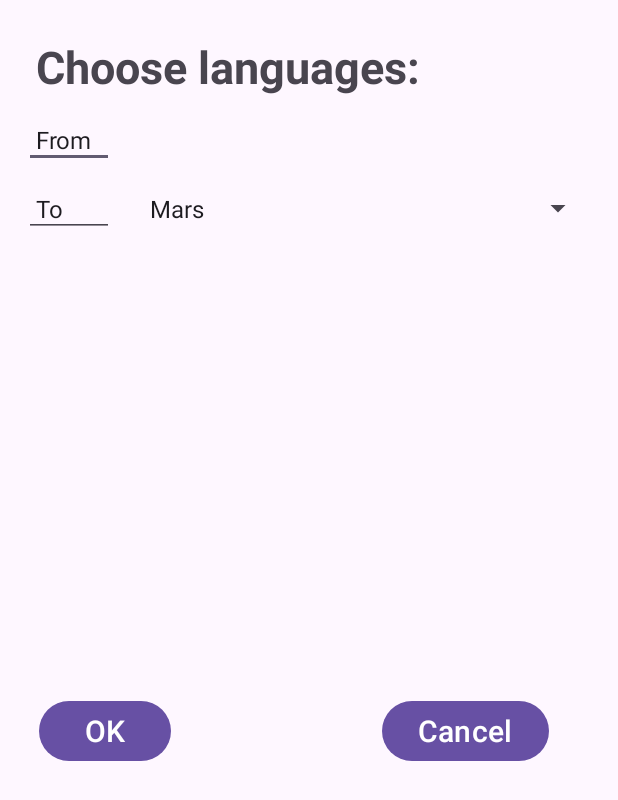
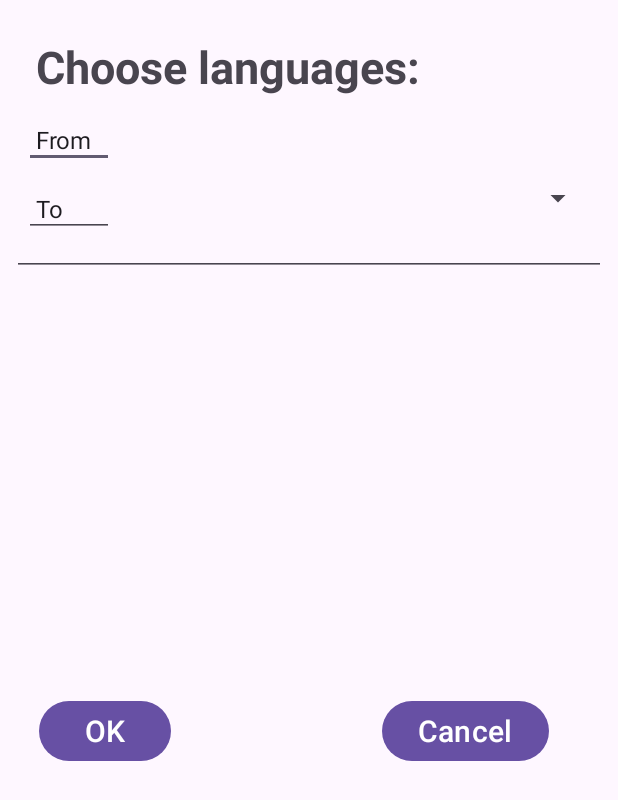
Before and after one commit to eee9/TranslateCheck, an Android app: the SetupActivity screen opened directly, with no data from a screen before it, on a phone screen of 412 x 824 dp. Shown: the top 800 px of the screen. Run offline under Robolectric (Android 15) with nearby library versions, the phone set to English and light mode, and no system bars.

Commit message:
Custom Spinner tests.

```diff
--- /dev/null
+++ b/app/src/main/java/com/maix/translatecheck/CustomSpinner.kt
@@ -0,0 +1,101 @@
+package com.maix.translatecheck
+
+import android.annotation.SuppressLint
+import android.content.Context
+import android.text.Editable
+import android.util.AttributeSet
+import android.view.MotionEvent
+import androidx.appcompat.widget.AppCompatAutoCompleteTextView
+
+class CustomSpinner : AppCompatAutoCompleteTextView {
+
+  constructor(context: Context) : super(context) {
+    initialize()
+  }
+
+  constructor(context: Context, attrs: AttributeSet?) : super(context, attrs) {
+    initialize()
+  }
+
+  constructor(context: Context, attrs: AttributeSet?, defStyleAttr: Int) : super(context, attrs, defStyleAttr) {
+    initialize()
+  }
+
+  override fun enoughToFilter(): Boolean {
+    return true
+  }
+
+  private fun initialize() {
+    // Set text size and handle clicks to show dropdown
+    textSize = 14F
+    setOnClickListener {
+      if (!isPopupShowing) showDropDown()
+    }
+
+    // Set up the clear button and its behavior
+    setClearButton()
+  }
+
+  /**
+   * Sets up the clear button and its behavior.
+   */
+  @SuppressLint("ClickableViewAccessibility")
+  private fun setClearButton() {
+    // Add a touch listener to detect clicks on the clear button
+    setOnTouchListener { _, event ->
+      if (event.action == MotionEvent.ACTION_UP) {
+        if (event.rawX >= right - totalPaddingRight) {
+          text = null
+          if (!isPopupShowing) showDropDown()
+          onClear?.invoke()
+          return@setOnTouchListener true
+        }
+      }
+      false
+    }
+
+//    // Add a text change listener to toggle the clear button icon
+//    addTextChangedListener(object : TextWatcher {
+//      override fun beforeTextChanged(s: CharSequence?, start: Int, count: Int, after: Int) {}
+//
+//      override fun onTextChanged(s: CharSequence?, start: Int, before: Int, count: Int) {}
+//
+//      override fun afterTextChanged(s: Editable?) {
+//        updateClearButton()
+//      }
+//    })
+  }
+
+  /**
+   * Updates the clear button icon based on whether text is present in the spinner.
+   * Custom drawables for the dropdown and close icons should be used.
+   */
+  private fun updateClearButton() {
+    // Determine the drawable icon based on whether text is present
+    val drawable = if (text.isNullOrEmpty()) {
+      // Use your custom drawable for the dropdown icon
+      R.drawable.ic_launcher_background
+    } else {
+      // Use your custom drawable for the close icon
+      R.drawable.ic_launcher_foreground
+    }
+    // Set the drawable icon to the right of the text
+    setCompoundDrawablesRelativeWithIntrinsicBounds(0, 0, drawable, 0)
+  }
+
+  /**
+   * Clears the selected text in the spinner.
+   */
+  fun clearSelectedText() {
+    setText("")
+  }
+
+  private var onClear: (() -> Unit)? = null
+
+  /**
+   * Sets a callback for when the clear button is clicked.
+   */
+  fun onClearClick(onClear: () -> Unit) {
+    this.onClear = onClear
+  }
+}
--- a/app/src/main/java/com/maix/translatecheck/SetupActivity.kt
+++ b/app/src/main/java/com/maix/translatecheck/SetupActivity.kt
@@ -1,16 +1,20 @@
 package com.maix.translatecheck
 
+import android.content.Context
 import android.content.Intent
 import android.os.Bundle
 import android.util.Log
+import android.view.LayoutInflater
 import android.view.View
+import android.view.ViewGroup
 import android.widget.AdapterView
 import android.widget.ArrayAdapter
+import android.widget.BaseAdapter
 import android.widget.Button
 import android.widget.Spinner
+import android.widget.Toast
 import androidx.activity.enableEdgeToEdge
 import androidx.appcompat.app.AppCompatActivity
-
 
 class SetupActivity : AppCompatActivity() {
 
@@ -18,13 +22,33 @@ class SetupActivity : AppCompatActivity() {
     Log.d("xMx Setup", msg)
   }
 
+  data class Item(val iconResId: Int, val itemName: String)
+
   override fun onCreate(savedInstanceState: Bundle?) {
     super.onCreate(savedInstanceState)
     log("onCreate Setup")
     enableEdgeToEdge()
     setContentView(R.layout.activity_setup)
 
+    val items4 = listOf("A", "B", "C", "D", "E") // Replace with your data list
+
+    val customSpinnerAdapter = ArrayAdapter(
+      this,
+      android.R.layout.simple_spinner_dropdown_item,
+      items4
+    )
+
+    val searchableSpinner = findViewById<CustomSpinner>(R.id.searchable_spinner)
+    searchableSpinner.setAdapter(customSpinnerAdapter)
+
+    searchableSpinner.onClearClick {
+      // Handle clear button click event
+      searchableSpinner.clearSelectedText()
+      // Additional actions if needed
+    }
+
     var OPTION: Int = 0
+//    val LANGS = MainActivity().LANGS
 
     // Buttons ...
     val buttonCancel = findViewById<Button>(R.id.buttonCancel)
@@ -44,26 +68,63 @@ class SetupActivity : AppCompatActivity() {
       startActivity(intent)
     }
 
+    // Prepare data for the spinner
+//    val items3 = listOf(
+//      Item(1, "Pizza"),
+//      Item(2, "Burger"),
+//      Item(3, "Salad"),
+//      Item(4, "Ice cream"),
+//      Item(5, "Cold Drink"),
+//      Item(6, "Pasta")
+//    )
+
+    log("Before spinnerTo")
     val spinnerTo: Spinner = findViewById(R.id.spinnerTo)
-//    val items: Array<String> = arrayOf("UKRAINIAN", "ENGLISH", "FRENCH")
-//    val adapter = ArrayAdapter<String?>(this, android.R.layout.simple_spinner_dropdown_item, items)
-    ArrayAdapter.createFromResource(this, R.array.planets_array,
-      android.R.layout.simple_spinner_item
-    ).also { adapter ->
-      // Specify the layout to use when the list of choices appears.
-      adapter.setDropDownViewResource(android.R.layout.simple_spinner_dropdown_item)
-      // Apply the adapter to the spinner.
-      spinnerTo.adapter = adapter
-      spinnerTo.setSelection(3)
-      spinnerTo.onItemSelectedListener = object : AdapterView.OnItemSelectedListener {
-        override fun onItemSelected(parent: AdapterView<*>?, view: View?, pos: Int, id: Long) {
-          log("Spinner pos  : [$pos]")
-          OPTION = pos
-        }
-        override fun onNothingSelected(parent: AdapterView<*>?) {
-          TODO("Not yet implemented")
-        }
-      }
+    val items: Array<String> = arrayOf("UKRAINIAN", "ENGLISH", "FRENCH")
+    val items2 = R.array.planets_array2
+    val t: Int = items2
+
+    // Create and set the custom adapter for the spinner
+//    val adapter = ItemAdapter(this, items3)
+//    spinnerTo.adapter = adapter
+//    // Handle item selection
+//    spinnerTo.onItemSelectedListener = object : AdapterView.OnItemSelectedListener {
+//      override fun onItemSelected(parent: AdapterView<*>?, view: View?, position: Int, id: Long) {
+//        val selectedItem = items[position]
+//        // Show a toast message with the selected item's name
+//        val name = selectedItem
+//        val msg = "Selected: [$selectedItem]"
+//        log(msg)
+//        Toast.makeText(MainActivity(), msg, Toast.LENGTH_SHORT).show()
+//      }
+//
+//      override fun onNothingSelected(parent: AdapterView<*>?) {
+//        // Handle case when nothing is selected if needed
+//      }
+//    }
+
+    val adapter = ArrayAdapter<String?>(this, android.R.layout.simple_spinner_dropdown_item, items)
+    log("Before create")
+//    ArrayAdapter.createFromResource(this, R.array.planets_array,
+//      android.R.layout.simple_spinner_item
+    searchableSpinner.setAdapter(adapter)
+//    ArrayAdapter.createFromResource(this, items2,
+//      android.R.layout.simple_spinner_item
+//    ).also { adapter ->
+//      // Specify the layout to use when the list of choices appears.
+//      adapter.setDropDownViewResource(android.R.layout.simple_spinner_dropdown_item)
+//      // Apply the adapter to the spinner.
+//      spinnerTo.adapter = adapter
+//      spinnerTo.setSelection(1)
+//      spinnerTo.onItemSelectedListener = object : AdapterView.OnItemSelectedListener {
+//        override fun onItemSelected(parent: AdapterView<*>?, view: View?, pos: Int, id: Long) {
+//          log("Spinner pos  : [$pos]")
+//          OPTION = pos
+//        }
+//        override fun onNothingSelected(parent: AdapterView<*>?) {
+//          TODO("Not yet implemented")
+//        }
+//      }
 //      spinnerTo.onItemSelectedListener = object : AdapterView.OnItemSelectedListener {
 //        override fun onNothingSelected(parent: AdapterView<*>?) {
 //          log("Not selected")
@@ -78,7 +139,7 @@ class SetupActivity : AppCompatActivity() {
 //          log("Spinneer value: '$value'")
 //        }
 //      }
-    }
+//    }
 
   }
 
@@ -87,4 +148,26 @@ class SetupActivity : AppCompatActivity() {
     super.onDestroy()
   }
 
+//  // Custom adapter for the spinner
+//  class ItemAdapter(private val context: Context, private val items: List<SetupActivity.Item>) : BaseAdapter() {
+//
+//    override fun getCount(): Int = items.size
+//
+//    override fun getItem(position: Int): Any = items[position]
+//
+//    override fun getItemId(position: Int): Long = position.toLong()
+//
+//    // Create and return the view for each item in the spinner
+//    override fun getView(position: Int, convertView: View?, parent: ViewGroup?): View {
+//
+//      val inflater = LayoutInflater.from(context)
+////      val view = inflater.inflate(R.layout.simple_spinner_dropdown_item, parent, false)
+//
+////      val item = getItem(position) as SetupActivity.Item
+//
+//
+//      return view
+//    }
+//  }
+
 }
--- a/app/src/main/res/layout/activity_setup.xml
+++ b/app/src/main/res/layout/activity_setup.xml
@@ -68,6 +68,12 @@
         app:layout_constraintStart_toEndOf="@+id/langTo"
         app:layout_constraintTop_toBottomOf="@+id/langFrom" />
 
+    <com.maix.translatecheck.CustomSpinner
+        android:id="@+id/searchable_spinner"
+        android:layout_width="match_parent"
+        android:layout_height="wrap_content"
+        app:layout_constraintTop_toBottomOf="@+id/spinnerTo" />
+
     <Button
         android:id="@+id/buttonOK"
         android:layout_width="wrap_content"
--- a/app/src/main/res/values/strings.xml
+++ b/app/src/main/res/values/strings.xml
@@ -6,7 +6,7 @@
     <string name="next">Next</string>
     <string name="previous">Previous</string>
 
-    <string-array name="spinner_items">
+    <string-array name="planets_array2">
         <item>Option 1</item>
         <item>Option 2</item>
         <item>Option 3</item>
```
Also changed, not shown: app/src/main/java/com/maix/translatecheck/MainActivity.kt (+27 -14 lines).
